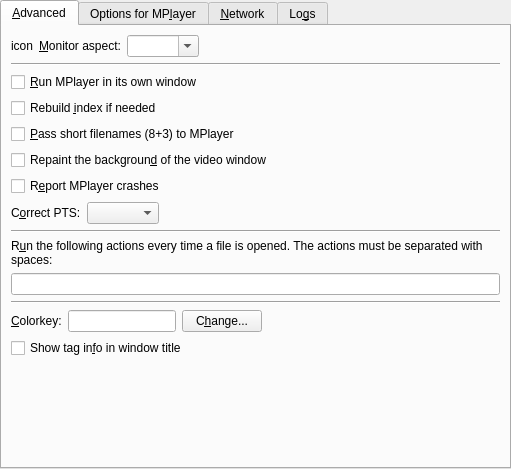
This is src/prefadvanced.ui in bitwiseworks/smplayer-os2 as Qt 5 draws it before an edit. The edited form follows.
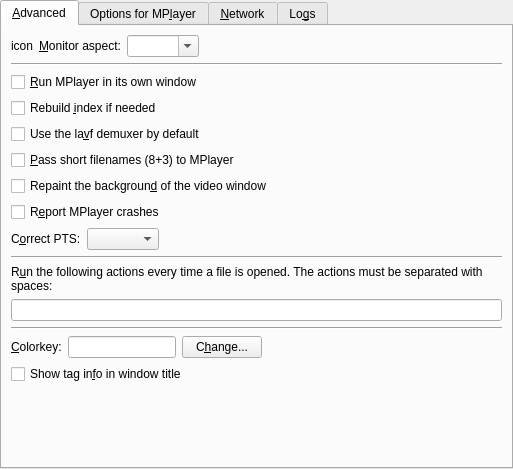
This is the edited form. Custom widgets are drawn as their Qt base class.

The edit to the form file:
```diff
--- a/src/prefadvanced.ui
+++ b/src/prefadvanced.ui
@@ -6,7 +6,7 @@
    <rect>
     <x>0</x>
     <y>0</y>
-    <width>511</width>
+    <width>513</width>
     <height>469</height>
    </rect>
   </property>
@@ -113,6 +113,13 @@
          </property>
         </widget>
        </item>
+       <item>
+        <widget class="QCheckBox" name="lavf_demuxer_check">
+         <property name="text">
+          <string>Use the la&amp;vf demuxer by default</string>
+         </property>
+        </widget>
+       </item>
        <item>
         <widget class="QCheckBox" name="shortnames_check">
          <property name="text">
@@ -279,8 +286,8 @@
          </property>
          <property name="sizeHint" stdset="0">
           <size>
-           <width>489</width>
-           <height>51</height>
+           <width>20</width>
+           <height>10</height>
           </size>
          </property>
         </spacer>
```
Left out of the diff: 13 changed lines with no effect on the pictures.
